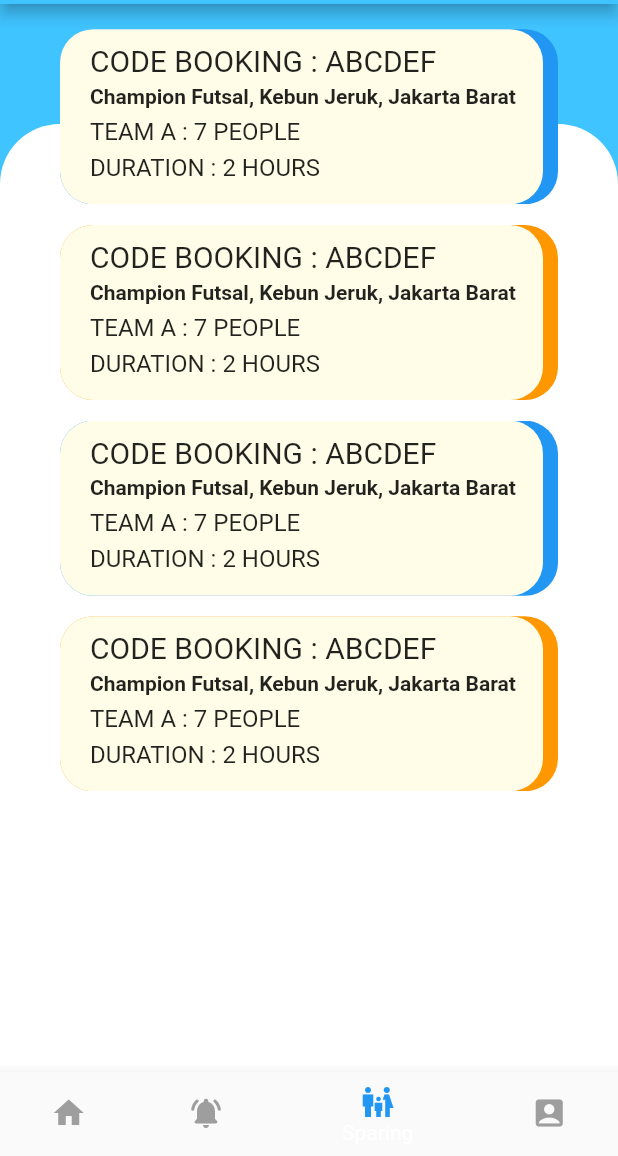
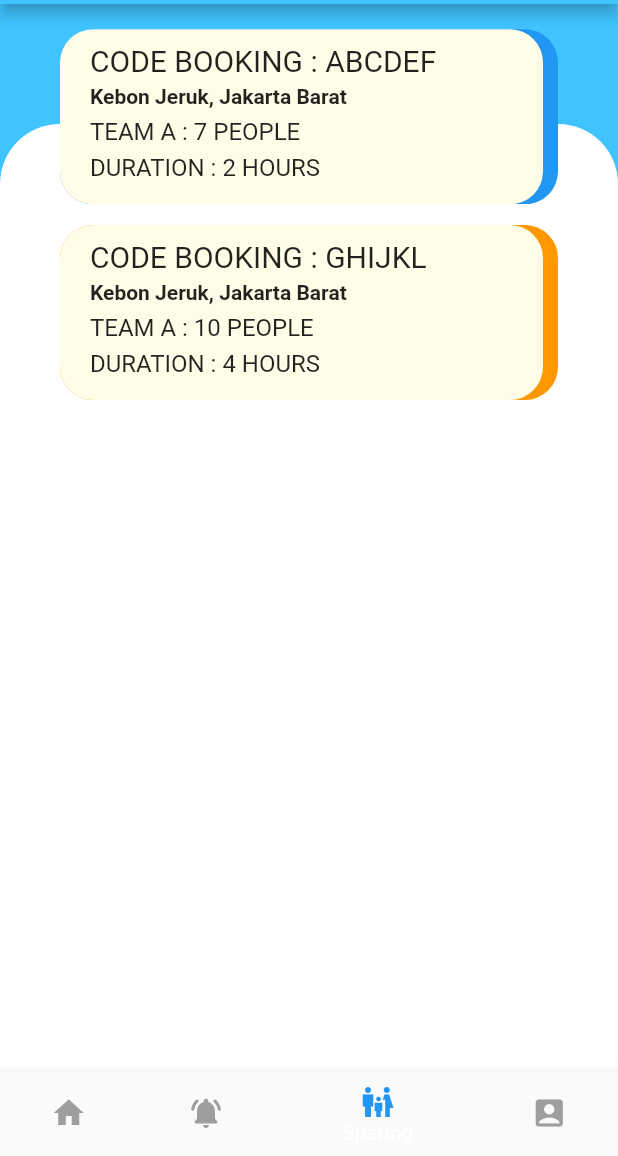
Before and after one commit to ckcharless/HacerApp, a Flutter app: the UserHomeScreen screen opened directly, swiped to page 3, on a phone screen of 412 x 824 dp, the part 80-1236 px from its top. Run offline on Flutter 3.47's test engine with Material 2 defaults, Android fonts, the phone set to English and light mode, and no system bars; our stand-ins replace flutter_svg, fluttertoast, image_picker, rflutter_alert; project files that could hold a hidden picture were left out.

Commit message:
28/02/2021

```diff
--- a/lib/Screens/UsersMenu/UserSparing.dart
+++ b/lib/Screens/UsersMenu/UserSparing.dart
@@ -4,6 +4,8 @@ import 'package:flutter/rendering.dart';
 import 'package:hacer/Screens/UsersMenu/HOME/DetailScreen/detail_screen.dart';
 import 'package:hacer/constans.dart';
 import 'package:hacer/routing_constant.dart';
+
+import 'package:hacer/models/detailBooking.dart';
 
 class UserSparing extends StatefulWidget{
   UserSparing({Key key}) : super(key: key);
@@ -34,10 +36,13 @@ class _UserSparingState extends State<UserSparing>{
                   ),
                 ),
                 ListView.builder(
-                  itemCount: 4,
+                  itemCount: products.length,
                   itemBuilder: (context, index) => ProductCard(
                     itemIndex: index,
-                    press: () {JoinSparing(context);},
+                    detailBooking: products[index],
+                    press: () {
+
+                    },
                   ),
                 ),
 
@@ -55,11 +60,11 @@ class _UserSparingState extends State<UserSparing>{
 
 class ProductCard extends StatelessWidget {
   const ProductCard({
-    Key key, this.itemIndex, this.press,
+    Key key, this.itemIndex,this.detailBooking, this.press,
   }) : super(key: key);
 
   final int itemIndex;
-
+  final Product detailBooking;
   final Function press;
 
   @override
@@ -128,7 +133,7 @@ class ProductCard extends StatelessWidget {
                               padding: const EdgeInsets.symmetric(
                                   horizontal: kDefaultPadding),
                               child:
-                              Text("CODE BOOKING : ABCDEF",
+                              Text("\CODE BOOKING : ${detailBooking.bookCode}",
                                   style: TextStyle(height: 1, fontSize: 20)),
 
 
@@ -139,7 +144,7 @@ class ProductCard extends StatelessWidget {
                               padding: const EdgeInsets.symmetric(
                                   horizontal: kDefaultPadding),
                               child:
-                              Text("Champion Futsal, Kebun Jeruk, Jakarta Barat",
+                              Text(detailBooking.address,
                                   style: TextStyle(height: 1.5, fontSize: 14,fontWeight: FontWeight.bold)),
 
 
@@ -150,7 +155,7 @@ class ProductCard extends StatelessWidget {
                               padding: const EdgeInsets.symmetric(
                                   horizontal: kDefaultPadding),
                               child:
-                              Text("TEAM A : 7 PEOPLE",
+                              Text("\TEAM A : ${detailBooking.teamA} PEOPLE",
                                   style: TextStyle(height: 1.6, fontSize: 16)),
 
 
@@ -161,7 +166,7 @@ class ProductCard extends StatelessWidget {
                               padding: const EdgeInsets.symmetric(
                                   horizontal: kDefaultPadding),
                               child:
-                              Text("DURATION : 2 HOURS",
+                              Text("\DURATION : ${detailBooking.duration} HOURS",
                                   style: TextStyle(height: 1.4, fontSize: 16)),
 
 
```
